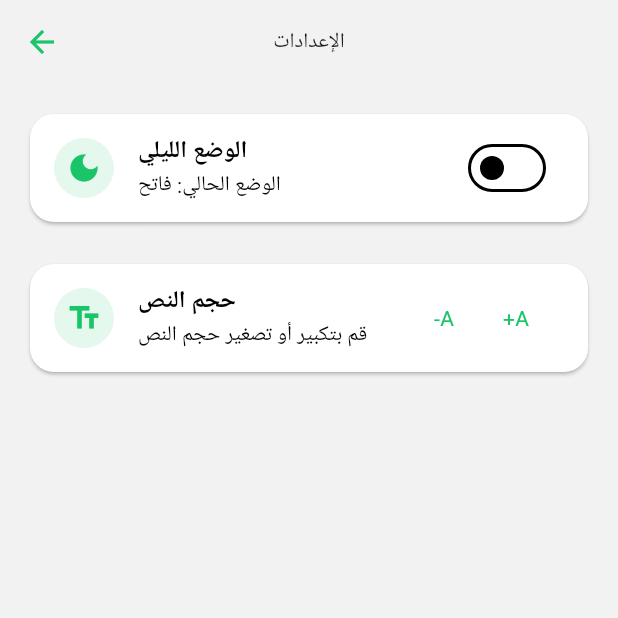
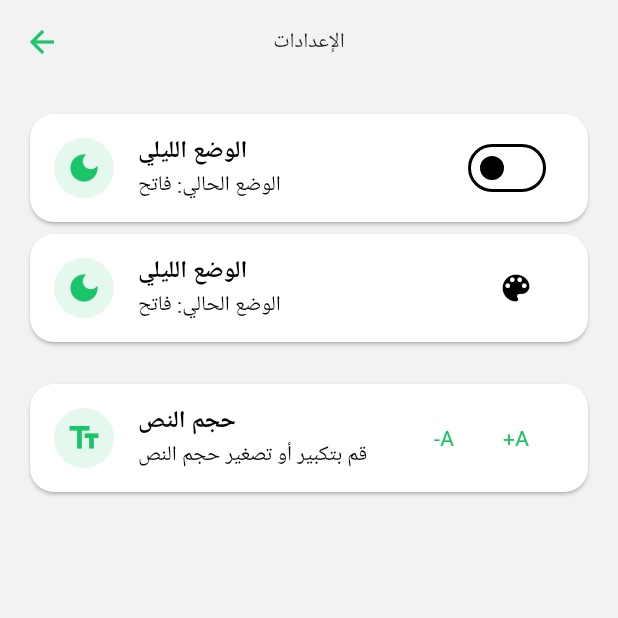
Before and after one commit to eslam281/es28, a Flutter app: the screen it shows after launch, after a tap on "أضف إلى العداد", after a tap on the "menu" icon, after a tap on "الإعدادات", on a phone screen of 412 x 824 dp, the top half of it. Run offline on Flutter 3.47's test engine with Material 3 defaults, Android fonts, the phone set to English and light mode, and no system bars; our stand-ins replace animated_splash_screen, audioplayers, connectivity_plus, dartz, flutter_compass, flutter_local_notifications and 5 more; missing offline and left inert: android_alarm_manager_plus, drop_down_list, flutter_background_service; accounts and stored records are empty.

Commit message:
some fix

```diff
--- a/lib/core/constant/color.dart
+++ b/lib/core/constant/color.dart
@@ -1,8 +1,9 @@
+import 'package:es28/main.dart';
 import 'package:flutter/material.dart';
 
 class AppColor {
   static const Color grey = Color(0xffc0c0c0);
-  static const Color  primaryColor= Color(0xff005a2b);
+  static  Color  primaryColor=myBox?.get('primaryColor')?? Color(0xff005a2b);
   static const Color  secondColor= Color(0xff1ac468);
   // static const Color  secondColor= Color(0xff00c6cf);
   static const Color black = Color(0xFF1E1E1E);
--- a/lib/view/component/home/times_card.dart
+++ b/lib/view/component/home/times_card.dart
@@ -37,7 +37,7 @@ class TimesCard extends StatelessWidget {
             ),
             Text(
               textLocation,
-              style: const TextStyle(
+              style: TextStyle(
                 color: AppColor.primaryColor,
                 fontSize: 18,
                 fontWeight: FontWeight.bold,
--- a/lib/view/screen/drawer/setting.dart
+++ b/lib/view/screen/drawer/setting.dart
@@ -50,6 +50,31 @@ class Setting extends StatelessWidget {
               onTap: () => controller.changeThemeMode(),
             ),
           ),
+          Card(
+            shape: RoundedRectangleBorder(
+              borderRadius: BorderRadius.circular(16),
+            ),
+            child: ListTile(
+              leading: CircleAvatar(
+                backgroundColor: AppColor.secondColor.withAlpha(30),
+                child: Icon(
+                  context.isDarkMode ? Icons.light_mode : Icons.dark_mode,
+                  color: AppColor.secondColor,
+                ),
+              ),
+              title: const Text(
+                "الوضع الليلي",
+                style: TextStyle(fontSize: 16, fontWeight: FontWeight.w600),
+              ),
+              subtitle: Text(
+                context.isDarkMode ? "الوضع الحالي: داكن" : "الوضع الحالي: فاتح",
+              ),
+              trailing: IconButton(
+                  onPressed: () => controller.changeColor,
+                  icon: Icon(Icons.color_lens)),
+              onTap: ()  => controller.changeColor,
+            ),
+          ),
 
           const SizedBox(height: 20),
 
```
Also changed, not shown: lib/controller/drawer/sittings_controller.dart (+8 -0 lines), lib/view/screen/drawer/praying_stats.dart (added, +23 -0 lines).
